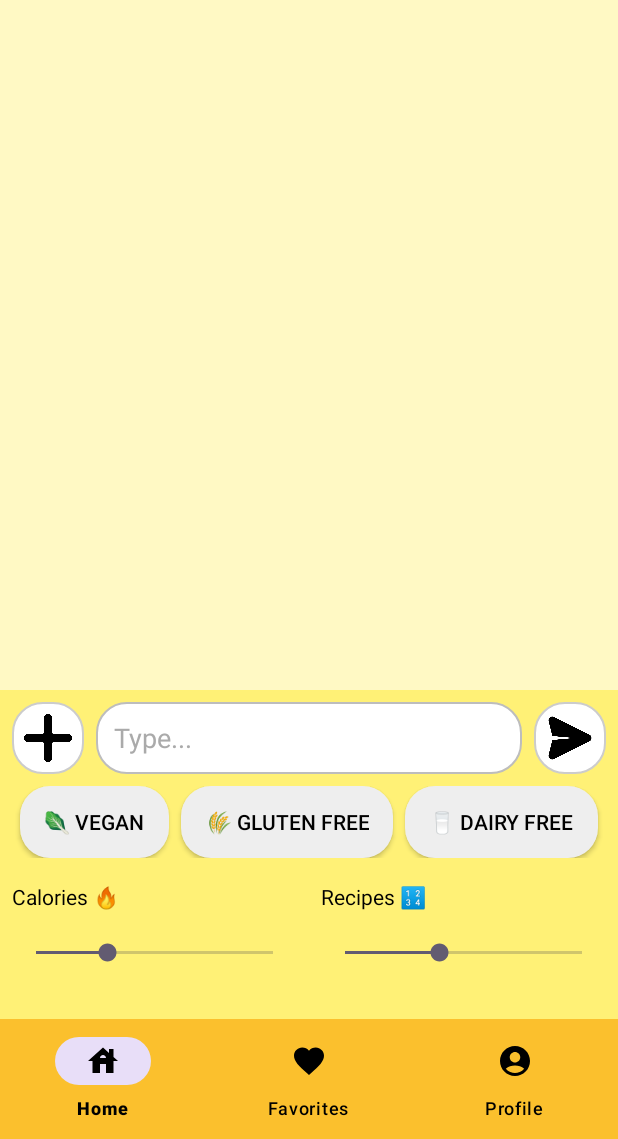
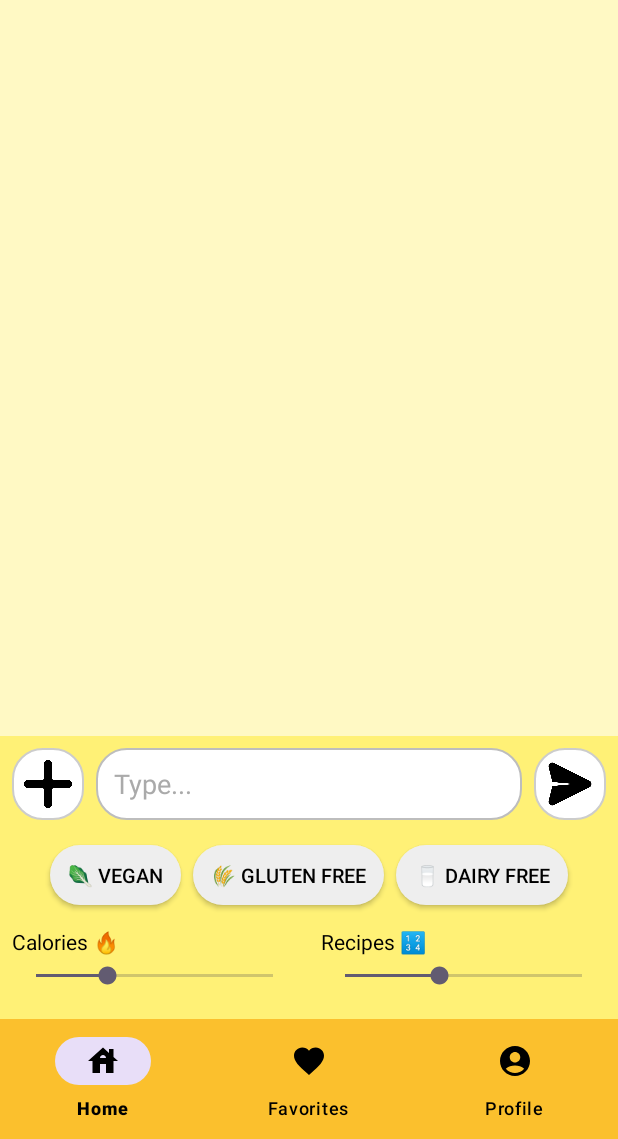
Before and after one commit to NEU-MobileDev-3/RecipeIt-Client, an Android app: the layout activity_main.xml on its own in the app's theme, with its tools: preview values and no code run, on a phone screen of 412 x 824 dp, the part 97-1236 px from its top. Run offline under Robolectric (Android 15) with nearby library versions, the phone set to English and light mode, and no system bars.

Commit message:
Local layout and theme changes

```diff
--- a/RecipeIt/app/src/main/res/layout/activity_main.xml
+++ b/RecipeIt/app/src/main/res/layout/activity_main.xml
@@ -116,48 +116,55 @@
         <!-- Food Preferences -->
         <LinearLayout
             android:layout_width="match_parent"
-            android:layout_height="wrap_content"
-            android:orientation="horizontal"
+            android:layout_height="57dp"
+            android:layout_marginBottom="2dp"
             android:gravity="center"
-            android:layout_marginBottom="8dp">
+            android:orientation="horizontal">
 
             <ToggleButton
                 android:id="@+id/veganToggle"
                 android:layout_width="wrap_content"
                 android:layout_height="wrap_content"
+                android:background="@drawable/rounded_toggle"
+                android:minWidth="0dp"
+                android:minHeight="40dp"
+                android:paddingHorizontal="12dp"
+                android:paddingVertical="6dp"
+                android:textColor="@android:color/black"
+                android:textOff="🥬 Vegan"
                 android:textOn="🥬 Vegan"
-                android:textOff="🥬 Vegan"
-                android:minWidth="48dp"
-                android:minHeight="48dp"
-                android:background="@drawable/rounded_toggle"
-                android:textColor="@android:color/black"
-                android:paddingHorizontal="16dp"/>
+                android:textSize="13sp" />
+
 
             <ToggleButton
                 android:id="@+id/glutenFreeToggle"
                 android:layout_width="wrap_content"
                 android:layout_height="wrap_content"
-                android:minWidth="48dp"
-                android:minHeight="48dp"
+                android:layout_marginStart="8dp"
+                android:background="@drawable/rounded_toggle"
+                android:minWidth="0dp"
+                android:minHeight="40dp"
+                android:paddingHorizontal="12dp"
+                android:paddingVertical="6dp"
+                android:textColor="@android:color/black"
+                android:textOff="🌾 Gluten Free"
                 android:textOn="🌾 Gluten Free"
-                android:textOff="🌾 Gluten Free"
-                android:background="@drawable/rounded_toggle"
-                android:textColor="@android:color/black"
-                android:paddingHorizontal="16dp"
-                android:layout_marginStart="8dp"/>
+                android:textSize="13sp" />
 
             <ToggleButton
                 android:id="@+id/dairyFreeToggle"
                 android:layout_width="wrap_content"
                 android:layout_height="wrap_content"
-                android:minWidth="48dp"
-                android:minHeight="48dp"
+                android:layout_marginStart="8dp"
+                android:background="@drawable/rounded_toggle"
+                android:minWidth="0dp"
+                android:minHeight="40dp"
+                android:paddingHorizontal="12dp"
+                android:paddingVertical="6dp"
+                android:textColor="@android:color/black"
+                android:textOff="🥛 Dairy Free"
                 android:textOn="🥛 Dairy Free"
-                android:textOff="🥛 Dairy Free"
-                android:background="@drawable/rounded_toggle"
-                android:textColor="@android:color/black"
-                android:paddingHorizontal="16dp"
-                android:layout_marginStart="8dp"/>
+                android:textSize="13sp" />
         </LinearLayout>
 
         <!-- Sliders -->
@@ -166,13 +173,14 @@
             android:layout_height="wrap_content"
             android:orientation="horizontal"
             android:gravity="center"
-            android:layout_marginTop="8dp"
-            android:layout_marginBottom="8dp">
+            android:layout_marginTop="4dp"
+            android:layout_marginBottom="12dp">
 
+            <!-- Calories Column -->
             <LinearLayout
                 android:layout_width="0dp"
+                android:layout_height="wrap_content"
                 android:layout_weight="1"
-                android:layout_height="wrap_content"
                 android:orientation="vertical"
                 android:paddingEnd="8dp">
 
@@ -180,25 +188,23 @@
                     android:layout_width="wrap_content"
                     android:layout_height="wrap_content"
                     android:text="Calories 🔥"
-                    android:textColor="@android:color/black"/>
+                    android:textColor="@android:color/black"
+                    android:textSize="14sp"
+                    android:layout_marginBottom="4dp" />
 
-                <FrameLayout
-                    android:layout_width="match_parent"
-                    android:layout_height="56dp">
                 <SeekBar
                     android:id="@+id/calorieSeekBar"
                     android:layout_width="match_parent"
-                        android:layout_height="match_parent"
+                    android:layout_height="wrap_content"
                     android:max="1000"
                     android:progress="300" />
-                </FrameLayout>
-
             </LinearLayout>
 
+            <!-- Recipes Column -->
             <LinearLayout
                 android:layout_width="0dp"
+                android:layout_height="wrap_content"
                 android:layout_weight="1"
-                android:layout_height="wrap_content"
                 android:orientation="vertical"
                 android:paddingStart="8dp">
 
@@ -206,21 +212,19 @@
                     android:layout_width="wrap_content"
                     android:layout_height="wrap_content"
                     android:text="Recipes 🔢"
-                    android:textFontWeight="6"
-                    android:textColor="@android:color/black"/>
+                    android:textColor="@android:color/black"
+                    android:textSize="14sp"
+                    android:layout_marginBottom="4dp" />
 
-                <FrameLayout
-                    android:layout_width="match_parent"
-                    android:layout_height="56dp">
                 <SeekBar
                     android:id="@+id/recipeCountSeekBar"
                     android:layout_width="match_parent"
-                        android:layout_height="match_parent"
+                    android:layout_height="wrap_content"
                     android:max="5"
                     android:progress="2" />
-                </FrameLayout>
             </LinearLayout>
         </LinearLayout>
+
     </LinearLayout>
 
     <com.google.android.material.bottomnavigation.BottomNavigationView
@@ -228,12 +232,13 @@
         android:layout_width="0dp"
         android:layout_height="wrap_content"
         android:background="#FBC02D"
-        app:menu="@menu/bottom_nav_menu"
-        app:labelVisibilityMode="labeled"
         app:itemIconTint="@color/black"
         app:itemTextColor="@color/black"
+        app:labelVisibilityMode="labeled"
         app:layout_constraintBottom_toBottomOf="parent"
+        app:layout_constraintEnd_toEndOf="parent"
         app:layout_constraintStart_toStartOf="parent"
-        app:layout_constraintEnd_toEndOf="parent" />
+        app:menu="@menu/bottom_nav_menu" />
+
 
 </androidx.constraintlayout.widget.ConstraintLayout>
--- a/RecipeIt/app/src/main/res/values/themes.xml
+++ b/RecipeIt/app/src/main/res/values/themes.xml
@@ -4,6 +4,7 @@
         <!-- Customize your light theme here. -->
         <!-- <item name="colorPrimary">@color/my_light_primary</item> -->
         <item name="android:windowBackground">#FFFFFF</item>
+
     </style>
 
     <style name="Theme.RecipeIt" parent="Base.Theme.RecipeIt" />
```
Lines whose indentation alone changed are shown as unchanged.
